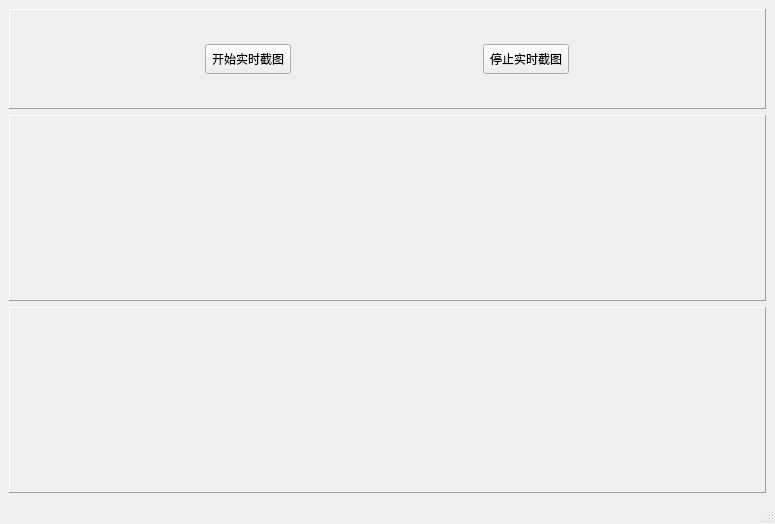
Before: the Qt Designer form display/display_main.ui in ddddyyyy/PickText, drawn with Qt 5.
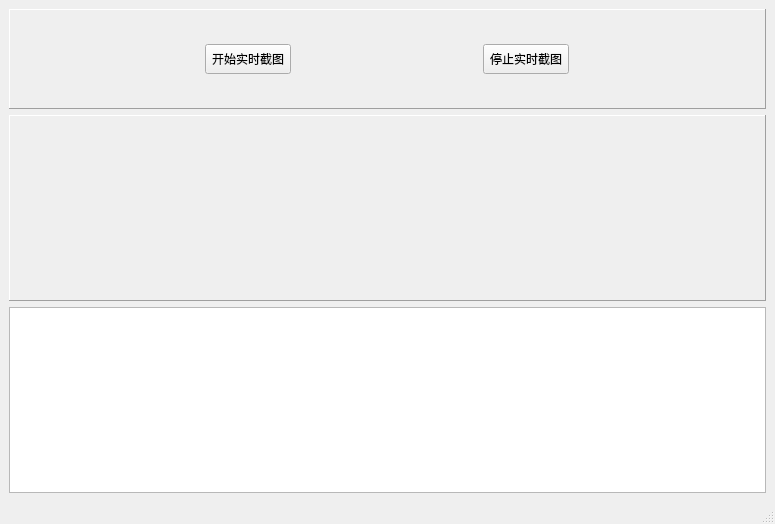
After: the same form once the commit is applied.

The edit to the form file:
```diff
--- a/display/display_main.ui
+++ b/display/display_main.ui
@@ -97,29 +97,7 @@
      </widget>
     </item>
     <item>
-     <widget class="QFrame" name="ScreenShotDisplay">
-      <property name="sizePolicy">
-       <sizepolicy hsizetype="Expanding" vsizetype="Expanding">
-        <horstretch>100</horstretch>
-        <verstretch>100</verstretch>
-       </sizepolicy>
-      </property>
-      <property name="minimumSize">
-       <size>
-        <width>100</width>
-        <height>100</height>
-       </size>
-      </property>
-      <property name="autoFillBackground">
-       <bool>true</bool>
-      </property>
-      <property name="frameShape">
-       <enum>QFrame::Panel</enum>
-      </property>
-      <property name="frameShadow">
-       <enum>QFrame::Raised</enum>
-      </property>
-     </widget>
+     <widget class="QGraphicsView" name="ScreenShotDisplay"/>
     </item>
    </layout>
   </widget>
```
Left out of the diff: 10 changed lines with no effect on the pictures.
